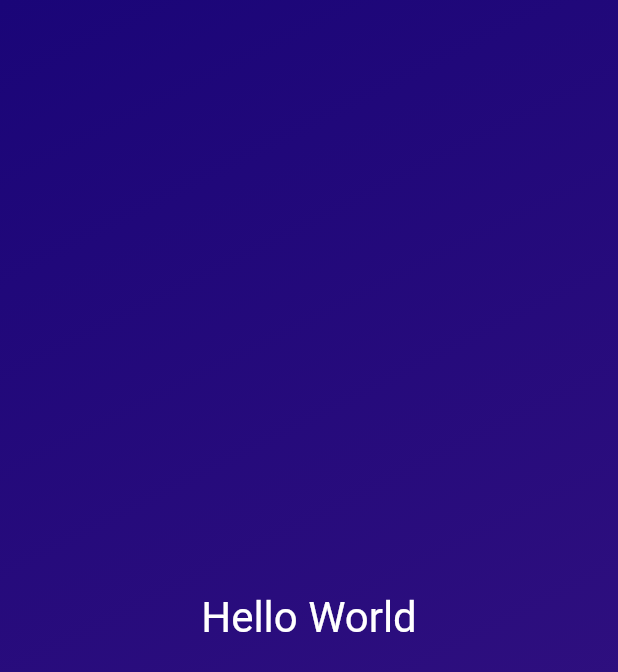
After one commit to abdulhakim10/first_app, a Flutter app: the screen it shows after launch, on a phone screen of 412 x 824 dp. The commit adds this screen. Shown: the top 672 px of the screen. Run offline on Flutter 3.47's test engine with Material 2 defaults, Android fonts, the phone set to English and light mode, and no system bars.

Commit message:
split gradient code in other file

```diff
--- /dev/null
+++ b/lib/gradient_container.dart
@@ -0,0 +1,29 @@
+import 'package:flutter/material.dart';
+
+class GradientContainer extends StatelessWidget {
+  const GradientContainer({super.key});
+
+  @override
+  Widget build(context) {
+    return Container(
+      decoration: const BoxDecoration(
+          gradient: LinearGradient(
+        colors: [
+          Color.fromARGB(255, 26, 5, 120),
+          Color.fromARGB(240, 45, 6, 123)
+        ],
+        begin: Alignment.topLeft,
+        end: Alignment.bottomRight,
+      )),
+      child: const Center(
+        child: Text(
+          'Hello World',
+          style: TextStyle(
+            color: Colors.white,
+            fontSize: 28,
+          ),
+        ),
+      ),
+    );
+  }
+}
```
Also changed, not shown: lib/main.dart (+3 -23 lines).
